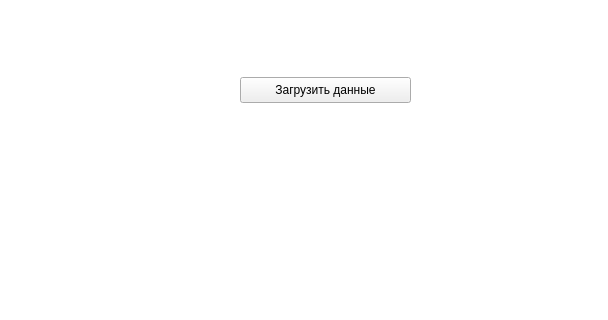
Before: the Qt Designer form main.ui in stepanovmaxim98/coffee_python, drawn with Qt 5; both pictures show x 90 to 698 and y 193 to 513 of the 800 by 600 pixel window.
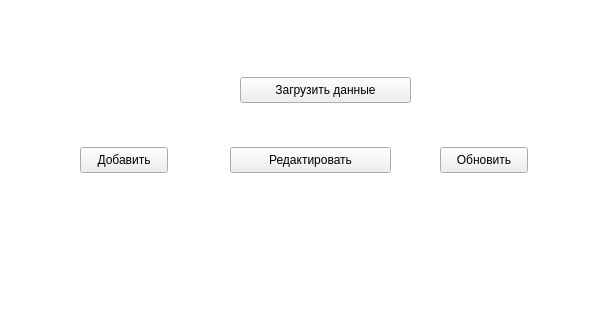
After: the same form once the commit is applied.

Patch:
```diff
--- a/main.ui
+++ b/main.ui
@@ -37,6 +37,45 @@
      <string>Загрузить данные</string>
     </property>
    </widget>
+   <widget class="QPushButton" name="addButton">
+    <property name="geometry">
+     <rect>
+      <x>170</x>
+      <y>340</y>
+      <width>88</width>
+      <height>26</height>
+     </rect>
+    </property>
+    <property name="text">
+     <string>Добавить</string>
+    </property>
+   </widget>
+   <widget class="QPushButton" name="editButton">
+    <property name="geometry">
+     <rect>
+      <x>320</x>
+      <y>340</y>
+      <width>161</width>
+      <height>26</height>
+     </rect>
+    </property>
+    <property name="text">
+     <string>Редактировать</string>
+    </property>
+   </widget>
+   <widget class="QPushButton" name="loadButton_2">
+    <property name="geometry">
+     <rect>
+      <x>530</x>
+      <y>340</y>
+      <width>88</width>
+      <height>26</height>
+     </rect>
+    </property>
+    <property name="text">
+     <string>Обновить</string>
+    </property>
+   </widget>
   </widget>
   <widget class="QMenuBar" name="menubar">
    <property name="geometry">
```
